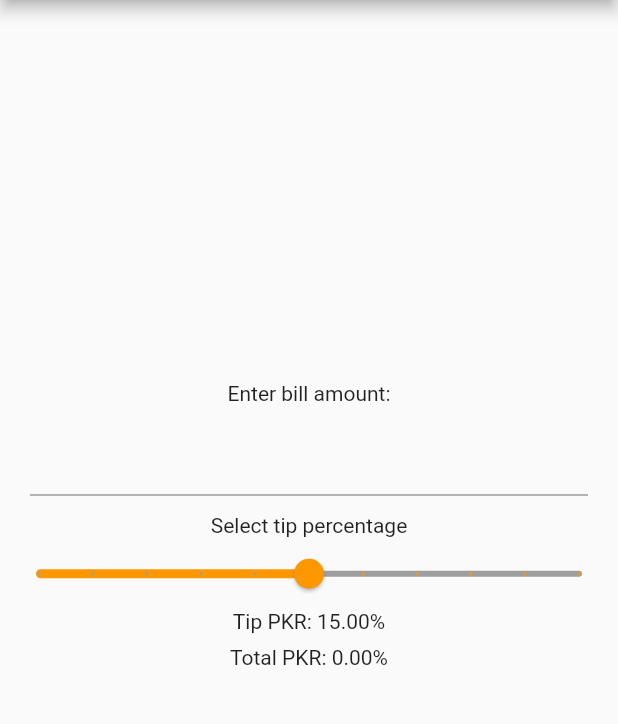
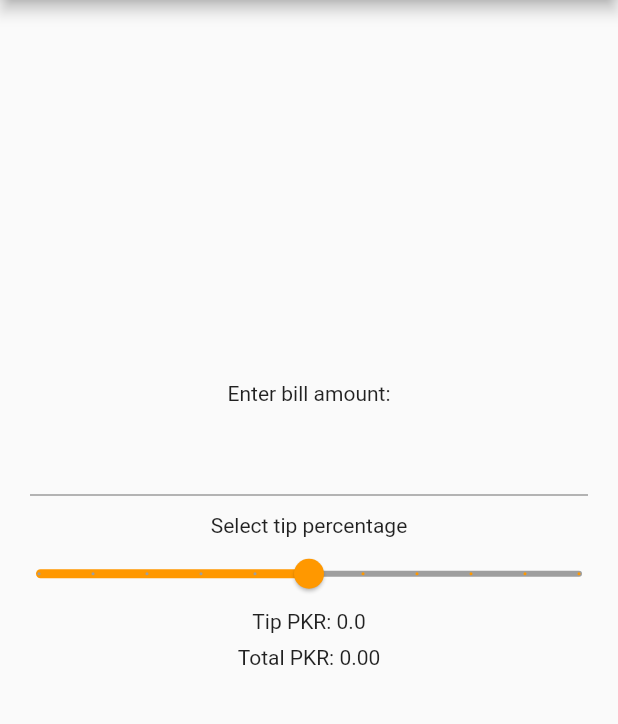
Before and after one commit to abhishekgupta-mset/The-Flutter-Way, a Flutter app: the screen it shows after launch, on a phone screen of 412 x 824 dp, the part 84-808 px from its top. Run offline on Flutter 3.47's test engine with Material 2 defaults, Android fonts, the phone set to English and light mode, and no system bars.

Commit message:
Fixed : tip value

```diff
--- a/lib/screens/TipCalculatorScreen.dart
+++ b/lib/screens/TipCalculatorScreen.dart
@@ -51,9 +51,9 @@ class _TipCalculatorScreenState extends State<TipCalculatorScreen> {
                 reaction = setEmoji(tip);
                 calculateTip(tip);
               })),
-          Text("Tip PKR: ${tip.toStringAsFixed(2)}%"),
+          Text("Tip PKR: ${tipAmount(tip)}"),
          const Padding(padding: EdgeInsets.only(bottom: 8.0)),
-          Text("Total PKR: ${total.toStringAsFixed(2)}%"),
+          Text("Total PKR: ${total.toStringAsFixed(2)}"),
           const Padding(padding: EdgeInsets.only(bottom: 8.0)),
           Text(reaction, style: const TextStyle(fontSize: 50.0))
         ],
@@ -67,6 +67,14 @@ class _TipCalculatorScreenState extends State<TipCalculatorScreen> {
       tip = tipAmount;
       total = bill + (bill*tip)/100;
     }
+  }
+
+  String tipAmount(double tip) {
+    var bill = double.parse(billAmount);
+    if (bill > 0) {
+     return "${(bill*tip)/100}";
+    }
+    return "0.0";
   }
 
   MaterialColor setColor(double sliderValue) {
```
